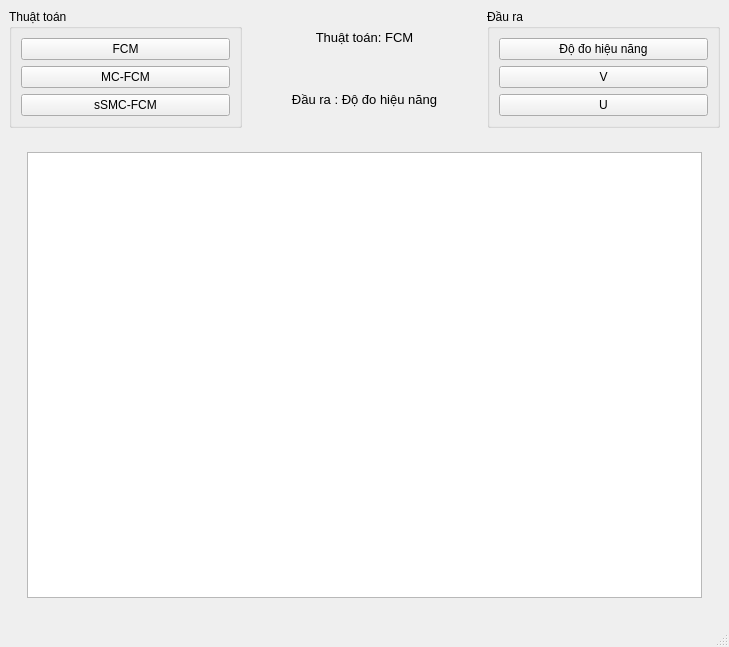
This is designer/screen3.ui in QuanBKIT1/Project1 as Qt 5 draws it before an edit. The edited form follows.
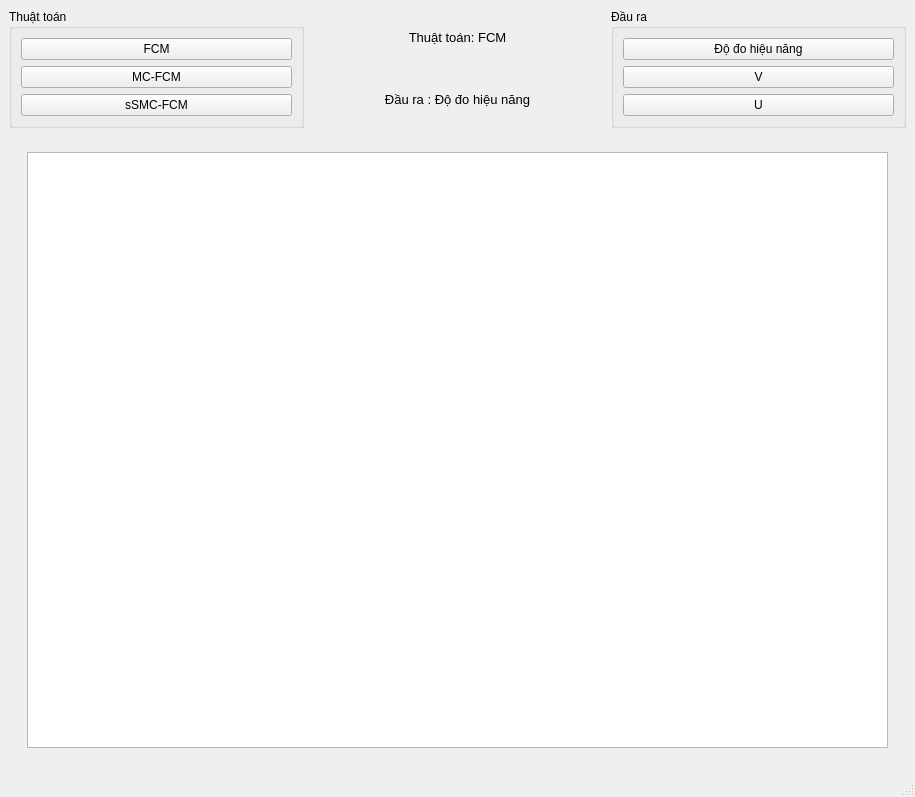
This is the edited form.

```diff
--- a/designer/screen3.ui
+++ b/designer/screen3.ui
@@ -6,8 +6,8 @@
    <rect>
     <x>0</x>
     <y>0</y>
-    <width>729</width>
-    <height>647</height>
+    <width>915</width>
+    <height>797</height>
    </rect>
   </property>
   <property name="windowTitle">
```
Left out of the diff: 2 changed lines with no effect on the pictures.
